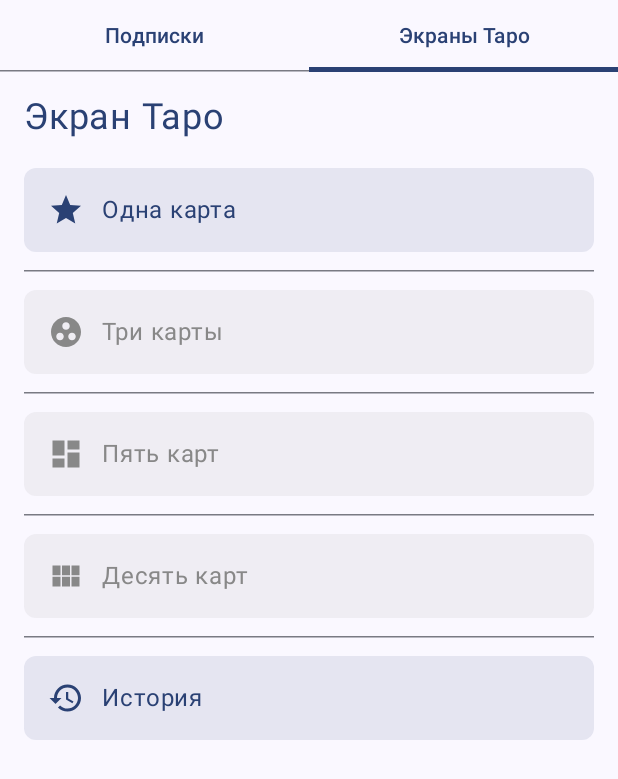
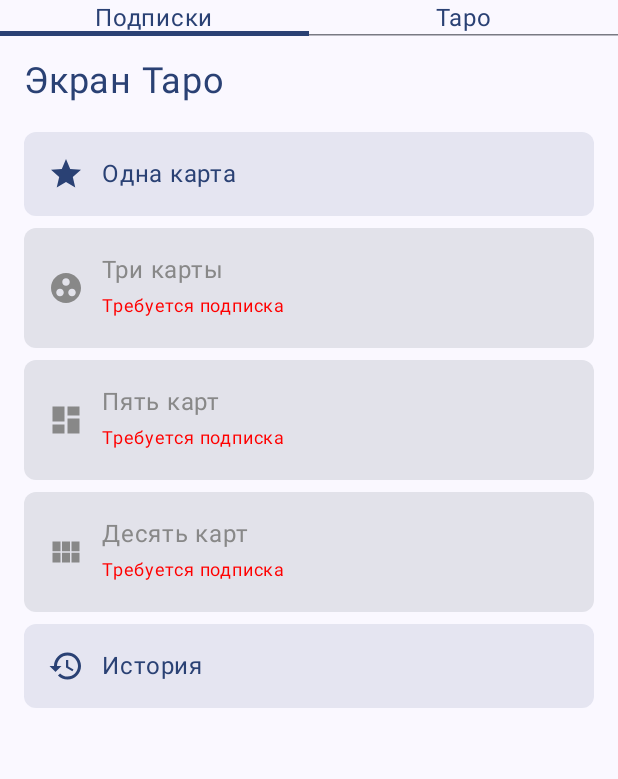
Before and after one commit to NatalyaAtyukova/TarotApp, an Android app built with Jetpack Compose: the composable MainApp shown on its own in the app's theme, tab 2 chosen, on a phone screen of 412 x 824 dp. Shown: the top 779 px of the screen. Run offline under Robolectric (Android 15) with nearby library versions, the phone set to English and light mode, and no system bars; libraries missing offline, so code that uses them is left out: ru.rustore.sdk; 3 statements that could not run were skipped.

Commit message:
Update MainApp, SubscriptionScreen, TarotScreens

```diff
--- a/app/src/main/java/com/example/tarotapp/SubscriptionScreen.kt
+++ b/app/src/main/java/com.example.taroapp/components/SubscriptionScreen.kt
@@ -2,10 +2,11 @@ package com.example.tarotapp.components
 
 import androidx.compose.foundation.layout.*
 import androidx.compose.material3.*
-import androidx.compose.runtime.Composable
+import androidx.compose.runtime.*
 import androidx.compose.ui.Modifier
 import androidx.compose.ui.unit.dp
 import androidx.compose.ui.unit.sp
+
 @Composable
 fun SubscriptionScreen(
     hasBasicSubscription: Boolean,
@@ -16,6 +17,9 @@ fun SubscriptionScreen(
     onPremiumSubscribe: (Boolean) -> Unit,
     onNavigateToTarotScreens: () -> Unit
 ) {
+    var isBasicLoading by remember { mutableStateOf(false) }
+    var isPremiumLoading by remember { mutableStateOf(false) }
+
     Column(modifier = Modifier.padding(16.dp)) {
         Text(
             text = "Управление подписками",
@@ -37,13 +41,17 @@ fun SubscriptionScreen(
             fontSize = 16.sp,
             modifier = Modifier.padding(bottom = 8.dp)
         )
-        Button(
-            onClick = { onBasicSubscribe(!hasBasicSubscription) },
+        LoadingButton(
+            isLoading = isBasicLoading,
+            text = if (hasBasicSubscription) "Отключить базовую подписку" else "Активировать базовую подписку",
+            onClick = {
+                isBasicLoading = true
+                onBasicSubscribe(!hasBasicSubscription)
+                isBasicLoading = false
+            },
             modifier = Modifier.fillMaxWidth(),
             enabled = !hasPremiumSubscription // Базовую подписку нельзя активировать с активной премиум подпиской
-        ) {
-            Text(if (hasBasicSubscription) "Отключить базовую подписку" else "Активировать базовую подписку")
-        }
+        )
 
         Spacer(modifier = Modifier.height(16.dp))
 
@@ -59,12 +67,16 @@ fun SubscriptionScreen(
             fontSize = 16.sp,
             modifier = Modifier.padding(bottom = 8.dp)
         )
-        Button(
-            onClick = { onPremiumSubscribe(!hasPremiumSubscription) },
+        LoadingButton(
+            isLoading = isPremiumLoading,
+            text = if (hasPremiumSubscription) "Отключить премиум подписку" else "Активировать премиум подписку",
+            onClick = {
+                isPremiumLoading = true
+                onPremiumSubscribe(!hasPremiumSubscription)
+                isPremiumLoading = false
+            },
             modifier = Modifier.fillMaxWidth()
-        ) {
-            Text(if (hasPremiumSubscription) "Отключить премиум подписку" else "Активировать премиум подписку")
-        }
+        )
 
         Spacer(modifier = Modifier.height(16.dp))
 
@@ -107,3 +119,27 @@ fun SubscriptionScreen(
         }
     }
 }
+
+@Composable
+fun LoadingButton(
+    isLoading: Boolean,
+    text: String,
+    onClick: () -> Unit,
+    modifier: Modifier = Modifier,
+    enabled: Boolean = true
+) {
+    Button(
+        onClick = onClick,
+        modifier = modifier,
+        enabled = enabled && !isLoading // Кнопка отключена, если идет загрузка
+    ) {
+        if (isLoading) {
+            CircularProgressIndicator(
+                color = MaterialTheme.colorScheme.onPrimary,
+                modifier = Modifier.size(16.dp)
+            )
+        } else {
+            Text(text)
+        }
+    }
+}
--- a/app/src/main/java/com/example/tarotapp/TarotScreens.kt
+++ b/app/src/main/java/com.example.taroapp/components/TarotScreens.kt
@@ -1,7 +1,7 @@
 package com.example.tarotapp.components
 
+import androidx.compose.foundation.background
 import androidx.compose.foundation.layout.*
-import androidx.compose.foundation.background
 import androidx.compose.foundation.shape.RoundedCornerShape
 import androidx.compose.material.icons.Icons
 import androidx.compose.material.icons.filled.Dashboard
@@ -16,10 +16,10 @@ import androidx.compose.runtime.rememberCoroutineScope
 import androidx.compose.ui.Alignment
 import androidx.compose.ui.Modifier
 import androidx.compose.ui.graphics.Color
+import androidx.compose.ui.text.style.TextAlign
 import androidx.compose.ui.unit.dp
 import androidx.compose.ui.unit.sp
 import kotlinx.coroutines.launch
-
 @Composable
 fun TarotScreens(
     navigateToSingleCard: () -> Unit,
@@ -46,94 +46,78 @@ fun TarotScreens(
             modifier = Modifier.padding(bottom = 16.dp)
         )
 
-        // Одна карта: всегда доступно
+        // Карты и их доступность
         TarotCardOption(
             text = "Одна карта",
             icon = Icons.Default.Star,
             color = MaterialTheme.colorScheme.primary,
-            onClick = {
-                println("Navigating to SingleCardScreen")
-                navigateToSingleCard()
-            }
+            isEnabled = true,
+            onClick = navigateToSingleCard
         )
 
-        HorizontalDivider(modifier = Modifier.padding(vertical = 8.dp))
-
-        // Три карты: доступно для базовой или премиум подписки
         TarotCardOption(
             text = "Три карты",
             icon = Icons.Default.GroupWork,
-            color = if (hasBasicSubscription || hasPremiumSubscription) MaterialTheme.colorScheme.primary else Color.Gray,
+            color = MaterialTheme.colorScheme.primary,
+            isEnabled = hasBasicSubscription || hasPremiumSubscription,
             onClick = {
                 if (hasBasicSubscription || hasPremiumSubscription) {
-                    println("Navigating to MultiCardScreen (3 cards)")
                     navigateToThreeCards()
                 } else {
                     coroutineScope.launch {
-                        println("Snackbar: Basic subscription required")
                         showSubscriptionWarning(snackbarHostState, "Базовая подписка")
                     }
                 }
             }
         )
 
-        HorizontalDivider(modifier = Modifier.padding(vertical = 8.dp))
-
-        // Пять карт: доступно только для премиум подписки
         TarotCardOption(
             text = "Пять карт",
             icon = Icons.Default.Dashboard,
-            color = if (hasPremiumSubscription) MaterialTheme.colorScheme.primary else Color.Gray,
+            color = MaterialTheme.colorScheme.primary,
+            isEnabled = hasPremiumSubscription,
             onClick = {
                 if (hasPremiumSubscription) {
-                    println("Navigating to PremiumTarotScreen (5 cards)")
                     navigateToFiveCards()
                 } else {
                     coroutineScope.launch {
-                        println("Snackbar: Premium subscription required")
                         showSubscriptionWarning(snackbarHostState, "Премиум подписка")
                     }
                 }
             }
         )
 
-        HorizontalDivider(modifier = Modifier.padding(vertical = 8.dp))
-
-        // Десять карт: доступно только для премиум подписки
         TarotCardOption(
             text = "Десять карт",
             icon = Icons.Default.ViewModule,
-            color = if (hasPremiumSubscription) MaterialTheme.colorScheme.primary else Color.Gray,
+            color = MaterialTheme.colorScheme.primary,
+            isEnabled = hasPremiumSubscription,
             onClick = {
                 if (hasPremiumSubscription) {
-                    println("Navigating to PremiumTarotScreen (10 cards)")
                     navigateToTenCards()
                 } else {
                     coroutineScope.launch {
-                        println("Snackbar: Premium subscription required")
                         showSubscriptionWarning(snackbarHostState, "Премиум подписка")
                     }
                 }
             }
         )
 
-        HorizontalDivider(modifier = Modifier.padding(vertical = 8.dp))
-
-        // История: всегда доступна
         TarotCardOption(
             text = "История",
             icon = Icons.Default.History,
             color = MaterialTheme.colorScheme.primary,
-            onClick = {
-                println("Navigating to HistoryScreen")
-                navigateToHistory()
-            }
+            isEnabled = true,
+            onClick = navigateToHistory
         )
 
         Spacer(modifier = Modifier.weight(1f))
 
         // Snackbar для отображения предупреждений
-        SnackbarHost(hostState = snackbarHostState, modifier = Modifier.align(Alignment.CenterHorizontally))
+        SnackbarHost(
+            hostState = snackbarHostState,
+            modifier = Modifier.align(Alignment.CenterHorizontally)
+        )
     }
 }
 
@@ -142,18 +126,22 @@ fun TarotCardOption(
     text: String,
     icon: androidx.compose.ui.graphics.vector.ImageVector,
     color: Color,
+    isEnabled: Boolean,
     onClick: () -> Unit
 ) {
+    val backgroundColor = if (isEnabled) color.copy(alpha = 0.1f) else Color.LightGray.copy(alpha = 0.2f)
+    val contentColor = if (isEnabled) color else Color.Gray
+
     Card(
         shape = RoundedCornerShape(8.dp),
         modifier = Modifier
             .fillMaxWidth()
             .padding(vertical = 4.dp),
-        colors = CardDefaults.cardColors(containerColor = color.copy(alpha = 0.1f)),
+        colors = CardDefaults.cardColors(containerColor = backgroundColor),
         onClick = {
-            println("Card clicked: $text")
-            onClick()
-        }
+            if (isEnabled) onClick()
+        },
+        enabled = isEnabled // Отключаем клик, если функция недоступна
     ) {
         Row(
             verticalAlignment = Alignment.CenterVertically,
@@ -164,15 +152,25 @@ fun TarotCardOption(
             Icon(
                 imageVector = icon,
                 contentDescription = text,
-                tint = color,
+                tint = contentColor,
                 modifier = Modifier.size(24.dp)
             )
             Spacer(modifier = Modifier.width(12.dp))
-            Text(
-                text = text,
-                color = color,
-                fontSize = 16.sp
-            )
+            Column {
+                Text(
+                    text = text,
+                    color = contentColor,
+                    fontSize = 16.sp
+                )
+                if (!isEnabled) {
+                    Text(
+                        text = "Требуется подписка",
+                        fontSize = 12.sp,
+                        color = Color.Red,
+                        textAlign = TextAlign.Start
+                    )
+                }
+            }
         }
     }
 }
@@ -181,6 +179,5 @@ suspend fun showSubscriptionWarning(
     snackbarHostState: SnackbarHostState,
     subscriptionType: String
 ) {
-    println("Showing subscription warning: $subscriptionType")
     snackbarHostState.showSnackbar("Для этого действия требуется $subscriptionType.")
 }
--- a/app/src/main/java/com/example/tarotapp/MainActivity.kt
+++ b/app/src/main/java/com/example/tarotapp/MainActivity.kt
@@ -1,8 +1,10 @@
 package com.example.tarotapp
 
 import android.content.Context
+import android.content.Intent
 import android.content.SharedPreferences
 import android.os.Bundle
+import android.util.Log
 import androidx.activity.ComponentActivity
 import androidx.activity.compose.setContent
 import androidx.compose.foundation.layout.padding
@@ -10,31 +12,52 @@ import androidx.compose.material3.*
 import androidx.compose.runtime.*
 import androidx.compose.ui.Modifier
 import androidx.compose.ui.platform.LocalContext
-import androidx.navigation.NavHostController
 import androidx.navigation.compose.NavHost
 import androidx.navigation.compose.composable
 import androidx.navigation.compose.rememberNavController
-import com.example.tarotapp.components.*
+import ru.rustore.sdk.billingclient.RuStoreBillingClient
+import ru.rustore.sdk.billingclient.RuStoreBillingClientFactory
+import ru.rustore.sdk.billingclient.model.purchase.PurchaseState
+import com.example.tarotapp.components.SubscriptionScreen
+import com.example.tarotapp.components.TarotScreens
+import org.json.JSONObject
+import java.util.*
 
 class MainActivity : ComponentActivity() {
+    private lateinit var billingClient: RuStoreBillingClient
+
     override fun onCreate(savedInstanceState: Bundle?) {
         super.onCreate(savedInstanceState)
+
+        billingClient = RuStoreBillingClientFactory.create(
+            context = applicationContext,
+            consoleApplicationId = "YOUR_CONSOLE_APP_ID",
+            deeplinkScheme = "yourappscheme"
+        )
+
+        if (savedInstanceState == null) {
+            billingClient.onNewIntent(intent)
+        }
+
         setContent {
-            MainApp()
+            MainApp(billingClient)
         }
+    }
+
+    override fun onNewIntent(intent: Intent?) {
+        super.onNewIntent(intent)
+        billingClient.onNewIntent(intent)
     }
 }
 
 @Composable
-fun MainApp() {
+fun MainApp(billingClient: RuStoreBillingClient) {
     val context = LocalContext.current
     val sharedPreferences: SharedPreferences =
         context.getSharedPreferences("subscriptions", Context.MODE_PRIVATE)
 
     val navController = rememberNavController()
 
-    // Переменные состояния подписок
-    var selectedTab by remember { mutableStateOf(0) }
     var hasBasicSubscription by remember {
         mutableStateOf(sharedPreferences.getBoolean("hasBasicSubscription", false))
     }
@@ -48,40 +71,113 @@ fun MainApp() {
         mutableStateOf(sharedPreferences.getString("premiumSubscriptionEndDate", null))
     }
 
-    // Функция сохранения подписок
     fun saveSubscriptions() {
         sharedPreferences.edit().apply {
             putBoolean("hasBasicSubscription", hasBasicSubscription)
             putBoolean("hasPremiumSubscription", hasPremiumSubscription)
-            putString("basicSubscriptionEndDate", basicSubscriptionEndDate)
-            putString("premiumSubscriptionEndDate", premiumSubscriptionEndDate)
             apply()
         }
     }
 
+    fun saveSubscriptionDates(basicDate: String?, premiumDate: String?) {
+        sharedPreferences.edit().apply {
+            putString("basicSubscriptionEndDate", basicDate)
+            putString("premiumSubscriptionEndDate", premiumDate)
+            apply()
+        }
+    }
+
+    fun extractEndDateFromSubscriptionToken(subscriptionToken: String): String? {
+        return try {
+            val jsonObject = JSONObject(subscriptionToken)
+            jsonObject.getString("endDate") // Предполагается, что токен содержит дату окончания
+        } catch (e: Exception) {
+            Log.e("SubscriptionToken", "Ошибка обработки токена: ${e.message}")
+            null
+        }
+    }
+
+    fun fetchSubscriptionInfo(purchaseId: String, productId: String) {
+        billingClient.purchases.getPurchaseInfo(purchaseId)
+            .addOnSuccessListener { purchase ->
+                val endDate = purchase.subscriptionToken?.let {
+                    extractEndDateFromSubscriptionToken(it)
+                }
+                when (productId) {
+                    "basic_subscription_id" -> {
+                        hasBasicSubscription = true
+                        basicSubscriptionEndDate = endDate
+                        hasPremiumSubscription = false
+                        premiumSubscriptionEndDate = null
+                    }
+                    "premium_subscription_id" -> {
+                        hasPremiumSubscription = true
+                        premiumSubscriptionEndDate = endDate
+                        hasBasicSubscription = false
+                        basicSubscriptionEndDate = null
+                    }
+                }
+                saveSubscriptions()
+                saveSubscriptionDates(basicSubscriptionEndDate, premiumSubscriptionEndDate)
+            }
+            .addOnFailureListener { throwable ->
+                Log.e("BillingClient", "Ошибка получения информации о подписке", throwable)
+            }
+    }
+
+    fun purchaseSubscription(productId: String) {
+        billingClient.products.getProducts(listOf(productId))
+            .addOnSuccessListener { products ->
+                val product = products.firstOrNull()
+                if (product == null) {
+                    Log.e("BillingClient", "Продукт с ID $productId не найден")
+                    return@addOnSuccessListener
+                }
+
+                billingClient.purchases.purchaseProduct(
+                    productId = product.productId,
+                    orderId = UUID.randomUUID().toString(),
+                    quantity = 1,
+                    developerPayload = null
+                ).addOnSuccessListener { paymentResult ->
+                    when (paymentResult) {
+                        is ru.rustore.sdk.billingclient.model.purchase.PaymentResult.Success -> {
+                            fetchSubscriptionInfo(
+                                purchaseId = paymentResult.purchaseId,
+                                productId = productId
+                            )
+                        }
+                        is ru.rustore.sdk.billingclient.model.purchase.PaymentResult.Cancelled -> {
+                            Log.e("BillingClient", "Покупка отменена пользователем")
+                        }
+                        is ru.rustore.sdk.billingclient.model.purchase.PaymentResult.Failure -> {
+                            Log.e("BillingClient", "Ошибка покупки: ${paymentResult.errorCode}")
+                        }
+                        is ru.rustore.sdk.billingclient.model.purchase.PaymentResult.InvalidPaymentState -> {
+                            Log.e("BillingClient", "Некорректное состояние оплаты")
+                        }
+                        else -> {
+                            Log.e("BillingClient", "Неизвестный результат покупки")
+                        }
+                    }
+                }.addOnFailureListener { throwable ->
+                    Log.e("BillingClient", "Ошибка оформления подписки", throwable)
+                }
+            }
+            .addOnFailureListener { throwable ->
+                Log.e("BillingClient", "Ошибка получения продукта", throwable)
+            }
+    }
+
     Scaffold(
         topBar = {
-            TabRow(selectedTabIndex = selectedTab) {
-                Tab(
-                    selected = selectedTab == 0,
-                    onClick = {
-                        selectedTab = 0
-                        navController.navigate("subscription") {
-                            popUpTo("subscription") { inclusive = true }
-                        }
-                    },
-                    text = { Text("Подписки") }
-                )
-                Tab(
-                    selected = selectedTab == 1,
-                    onClick = {
-                        selectedTab = 1
-                        navController.navigate("tarot") {
-                            popUpTo("tarot") { inclusive = true }
-                        }
-                    },
-                    text = { Text("Экраны Таро") }
-                )
+            TabRow(selectedTabIndex = 0) {
+                Tab(selected = true, onClick = { navController.navigate("subscription") }) {
+                    Text("Подписки")
+                }
+                Tab(selected = false, onClick = { navController.navigate("tarot") }) {
+                    Text("Таро")
+                }
             }
         },
         content = { paddingValues ->
@@ -90,43 +186,35 @@ fun MainApp() {
                 startDestination = "subscription",
                 modifier = Modifier.padding(paddingValues)
             ) {
-                // Экран подписок
                 composable("subscription") {
                     SubscriptionScreen(
                         hasBasicSubscription = hasBasicSubscription,
                         hasPremiumSubscription = hasPremiumSubscription,
                         basicSubscriptionEndDate = basicSubscriptionEndDate,
                         premiumSubscriptionEndDate = premiumSubscriptionEndDate,
-                        onBasicSubscribe = { isSubscribed ->
-                            hasBasicSubscription = isSubscribed
-                            basicSubscriptionEndDate = if (isSubscribed) "2024-12-31" else null
-
-                            if (hasPremiumSubscription && isSubscribed) {
+                        onBasicSubscribe = { isActive ->
+                            if (isActive) {
+                                purchaseSubscription("basic_subscription_id")
+                            } else {
+                                hasBasicSubscription = false
+                                basicSubscriptionEndDate = null
+                                saveSubscriptions()
+                                saveSubscriptionDates(basicSubscriptionEndDate, premiumSubscriptionEndDate)
+                            }
+                        },
+                        onPremiumSubscribe = { isActive ->
+                            if (isActive) {
+                                purchaseSubscription("premium_subscription_id")
+                            } else {
                                 hasPremiumSubscription = false
                                 premiumSubscriptionEndDate = null
+                                saveSubscriptions()
+                                saveSubscriptionDates(basicSubscriptionEndDate, premiumSubscriptionEndDate)
                             }
-
-                            saveSubscriptions()
                         },
-                        onPremiumSubscribe = { isSubscribed ->
-                            hasPremiumSubscription = isSubscribed
-                            premiumSubscriptionEndDate = if (isSubscribed) "2025-12-31" else null
-
-                            if (isSubscribed) {
-                                hasBasicSubscription = false
-                                basicSubscriptionEndDate = null
-                            }
-
-                            saveSubscriptions()
-                        },
-                        onNavigateToTarotScreens = {
-                            selectedTab = 1
-                            navController.navigate("tarot")
-                        }
+                        onNavigateToTarotScreens = { navController.navigate("tarot") }
                     )
                 }
-
-                // Экран Таро
                 composable("tarot") {
                     TarotScreens(
                         navigateToSingleCard = { navController.navigate("single") },
@@ -150,31 +238,6 @@ fun MainApp() {
                         hasPremiumSubscription = hasPremiumSubscription
                     )
                 }
-
-                // Экран одной карты
-                composable("single") {
-                    SingleCardScreen(isSubscribed = true)
-                }
-
-                // Экран трёх карт
-                composable("three") {
-                    MultiCardScreen(numCards = 3, isSubscribed = hasBasicSubscription || hasPremiumSubscription)
-                }
-
-                // Экран пяти карт
-                composable("five") {
-                    PremiumTarotScreen(numCards = 5, isSubscribed = hasPremiumSubscription)
-                }
-
-                // Экран десяти карт
-                composable("ten") {
-                    PremiumTarotScreen(numCards = 10, isSubscribed = hasPremiumSubscription)
-                }
-
-                // Экран истории
-                composable("history") {
-                    HistoryScreen(isSubscribed = true)
-                }
             }
         }
     )
```
